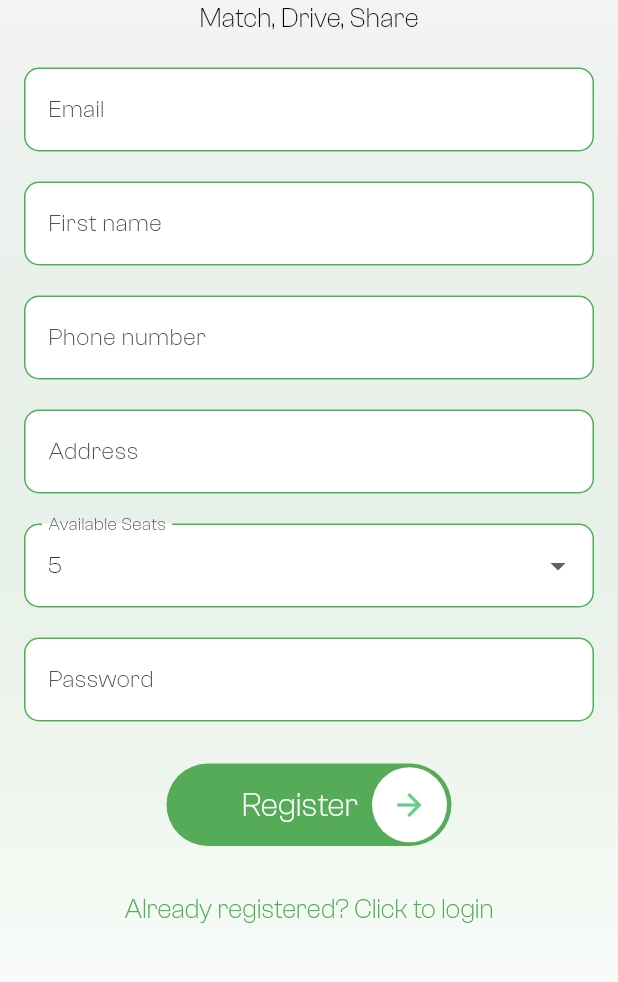
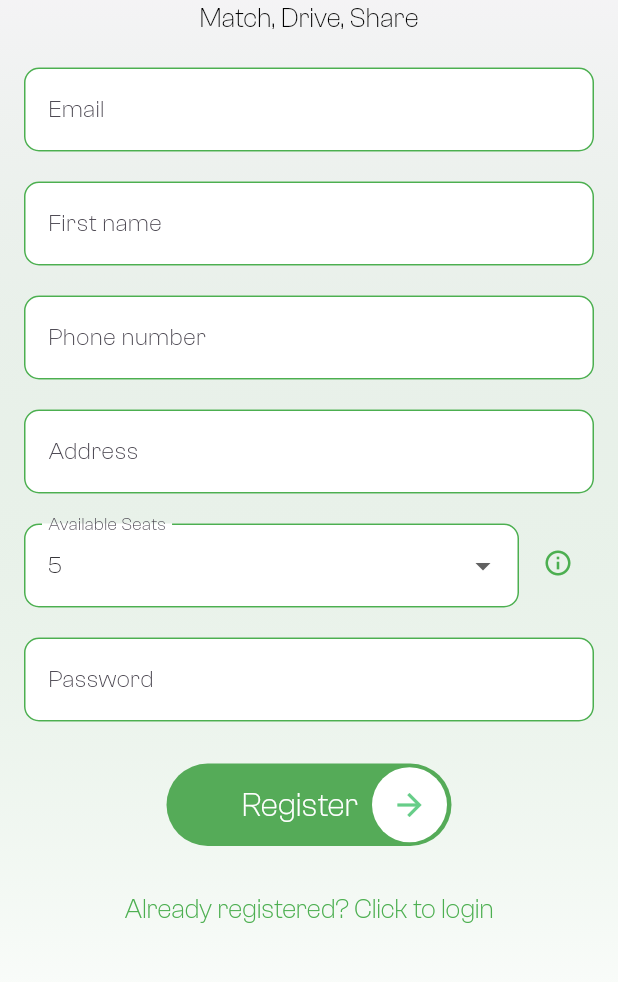
Before and after one commit to benbaruch1/carpool, a Flutter app: the screen it shows after launch, after a tap on "Sign in", after a tap on "Don't have an account? Sign up", on a phone screen of 412 x 824 dp, the part 159-1141 px from its top. Run offline on Flutter 3.47's test engine with Material 3 defaults, Android fonts, the phone set to English and light mode, and no system bars; our stand-ins replace cloud_firestore, firebase_auth, firebase_core, flutter_map, flutter_spinkit, geocoding and 1 more; accounts and stored records are empty; generated files the repository leaves out were written again.

Commit message:
changes to login and register pages

```diff
--- a/carpool_app/lib/views/login_page.dart
+++ b/carpool_app/lib/views/login_page.dart
@@ -36,7 +36,7 @@ class _LoginPageState extends State<LoginPage> {
               child: Center(
                 child: SingleChildScrollView(
                   child: Padding(
-                    padding: const EdgeInsets.all(16.0),
+                    padding: const EdgeInsets.fromLTRB(16.0, 64.0, 16.0, 16.0),
                     child: Form(
                       key: _formKey,
                       child: Column(
@@ -81,6 +81,10 @@ class _LoginPageState extends State<LoginPage> {
                             },
                           ),
                           SizedBox(height: 10),
+                          Text(
+                            error,
+                            style: TextStyle(color: Colors.red, fontSize: 16.0),
+                          ),
                           TextButton(
                             onPressed: () {
                               Navigator.push(
@@ -91,7 +95,8 @@ class _LoginPageState extends State<LoginPage> {
                             },
                             child: Text(
                               "Don't have an account? Sign up",
-                              style: TextStyle(color: Colors.green),
+                              style:
+                                  TextStyle(color: Colors.green, fontSize: 16),
                             ),
                           ),
                           SizedBox(height: 30),
@@ -101,10 +106,6 @@ class _LoginPageState extends State<LoginPage> {
                           ),
                           SizedBox(
                             height: 12.0,
-                          ),
-                          Text(
-                            error,
-                            style: TextStyle(color: Colors.red, fontSize: 12.0),
                           ),
                         ],
                       ),
--- a/carpool_app/lib/views/register_page.dart
+++ b/carpool_app/lib/views/register_page.dart
@@ -77,7 +77,8 @@ class _RegisterPageState extends State<RegisterPage> {
                           SizedBox(height: 20),
                           buildDropdownField('Available Seats', (val) {
                             availableSeats = int.parse(val!);
-                          }, 'Select the number of available seats', false),
+                          }, 'Select the number of available seats', false,
+                              "Test", context),
                           SizedBox(height: 20),
                           buildTextField('Password', (val) {
                             password = val;
@@ -172,9 +173,41 @@ class _RegisterPageState extends State<RegisterPage> {
     );
   }
 
-  Widget buildDropdownField(String label, Function(String?) onChanged,
-      String validatorText, bool obscureText) {
-    return DropdownButtonFormField<String>(
+  Widget buildDropdownField(
+    String label,
+    Function(String?) onChanged,
+    String validatorText,
+    bool obscureText,
+    String tooltipMessage,
+    BuildContext context,
+  ) {
+    void _showInfoDialog() {
+      showDialog(
+        context: context,
+        builder: (BuildContext context) {
+          return AlertDialog(
+            title: Text('Available Seats Information'),
+            content: Text(
+                'Please choose your number of seats available in your car, including you as a driver.\n'
+                'For example, \nif you have 4 seats for passengers, please choose 5 available seats.'),
+            actions: <Widget>[
+              TextButton(
+                child: Text('Close'),
+                onPressed: () {
+                  Navigator.of(context).pop();
+                },
+              ),
+            ],
+          );
+        },
+      );
+    }
+
+    return Row(
+      crossAxisAlignment: CrossAxisAlignment.start,
+      children: [
+        Expanded(
+          child: DropdownButtonFormField<String>(
             value: availableSeats.toString(),
             decoration: InputDecoration(
               labelText: label,
@@ -200,7 +233,20 @@ class _RegisterPageState extends State<RegisterPage> {
               );
             }).toList(),
             onChanged: onChanged,
-      validator: (val) => val == null || val.isEmpty ? validatorText : null,
+            validator: (val) =>
+                val == null || val.isEmpty ? validatorText : null,
+          ),
+        ),
+        SizedBox(width: 2),
+        Padding(
+          padding: EdgeInsets.only(top: 2),
+          child: IconButton(
+            icon: Icon(Icons.info_outline, color: Colors.green, size: 20),
+            onPressed: _showInfoDialog,
+            tooltip: tooltipMessage,
+          ),
+        ),
+      ],
     );
   }
 }
```
Lines whose indentation alone changed are shown as unchanged.
